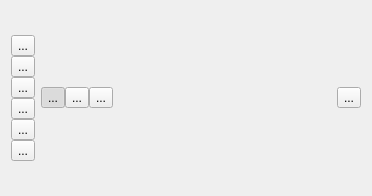
First picture: the form in controlflowgraphview.ui, repository KDE/kdev-control-flow-graph, before the edit.
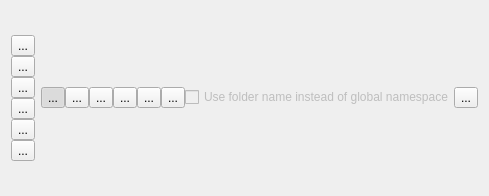
Second picture: the form after the edit. Icons and pictures are not drawn.

Commit message: Added clustering of nodes by class and/or namespace and/or project.

```diff
--- a/controlflowgraphview.ui
+++ b/controlflowgraphview.ui
@@ -217,7 +217,78 @@
         </widget>
        </item>
        <item>
-        <spacer name="horizontalSpacer">
+        <spacer name="horizontalSpacer1">
+         <property name="orientation">
+          <enum>Qt::Horizontal</enum>
+         </property>
+         <property name="sizeHint" stdset="0">
+          <size>
+           <width>40</width>
+           <height>20</height>
+          </size>
+         </property>
+        </spacer>
+       </item>
+       <item>
+        <widget class="QToolButton" name="clusteringClassToolButton">
+         <property name="toolTip">
+          <string>Group nodes by class (CTRL+ALT+8)</string>
+         </property>
+         <property name="text">
+          <string>...</string>
+         </property>
+         <property name="shortcut">
+          <string>Ctrl+Alt+8</string>
+         </property>
+         <property name="checkable">
+          <bool>true</bool>
+         </property>
+        </widget>
+       </item>
+       <item>
+        <widget class="QToolButton" name="clusteringNamespaceToolButton">
+         <property name="toolTip">
+          <string>Group nodes by namespace (CTRL+ALT+9</string>
+         </property>
+         <property name="text">
+          <string>...</string>
+         </property>
+         <property name="shortcut">
+          <string>Ctrl+Alt+9</string>
+         </property>
+         <property name="checkable">
+          <bool>true</bool>
+         </property>
+        </widget>
+       </item>
+       <item>
+        <widget class="QToolButton" name="clusteringProjectToolButton">
+         <property name="toolTip">
+          <string>Group nodes by project (CTRL+ALT+0)</string>
+         </property>
+         <property name="text">
+          <string>...</string>
+         </property>
+         <property name="shortcut">
+          <string>Ctrl+Alt+0</string>
+         </property>
+         <property name="checkable">
+          <bool>true</bool>
+         </property>
+        </widget>
+       </item>
+       <item>
+        <widget class="QCheckBox" name="useFolderNameCheckBox">
+         <property name="enabled">
+          <bool>false</bool>
+         </property>
+         <property name="text">
+          <string>Use folder name instead of global namespace</string>
+         </property>
+        </widget>
+       </item>
+       <item>
+        <spacer name="horizontalSpacer2">
          <property name="orientation">
           <enum>Qt::Horizontal</enum>
          </property>
```
Left out of the diff: 6 changed lines with no effect on the pictures. The commit also changes 6 other files.
